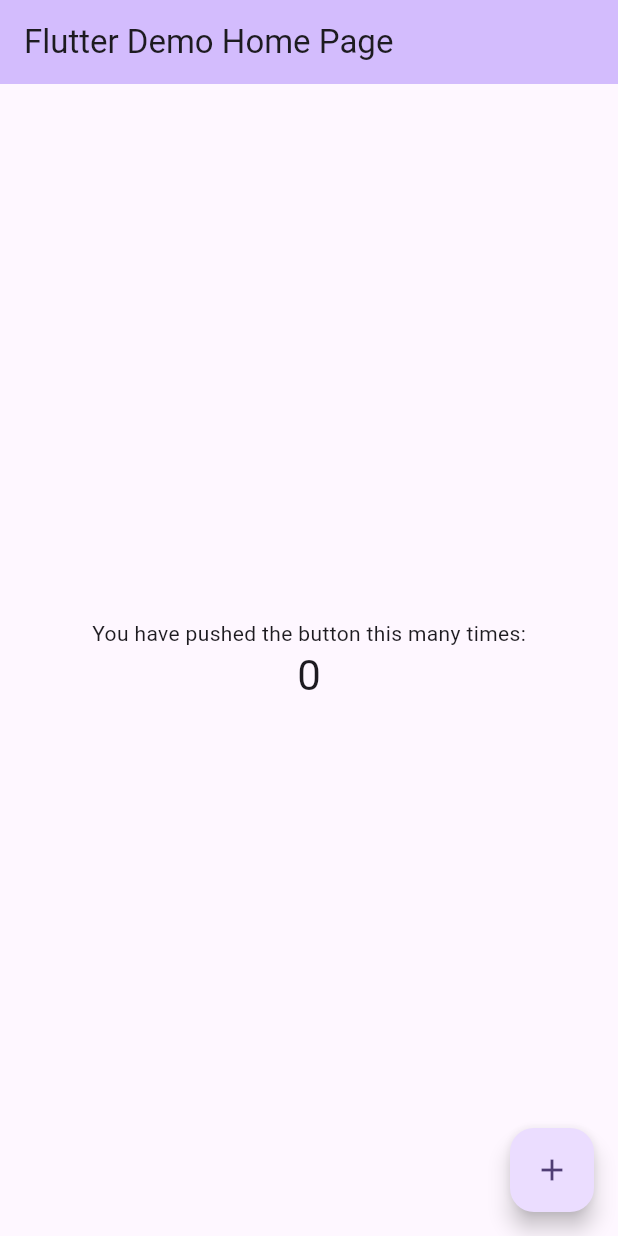
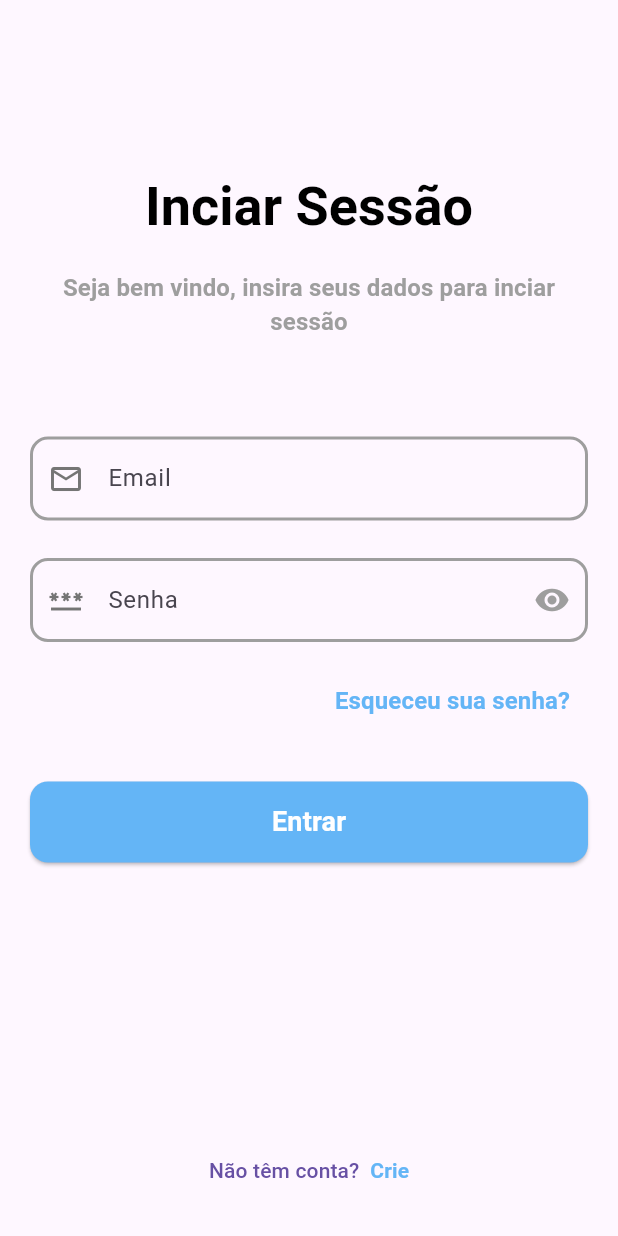
Before and after one commit to NurdineBacar/ferramenta_pro, a Flutter app: the screen it shows after launch, on a phone screen of 412 x 824 dp. Run offline on Flutter 3.47's test engine with Material 3 defaults, Android fonts, the phone set to English and light mode, and no system bars.

Commit message:
first sscreen

```diff
--- /dev/null
+++ b/lib/app.dart
@@ -0,0 +1,12 @@
+import 'package:flutter/material.dart';
+import 'package:project/features/auth/screens/sign_in.dart';
+import 'package:project/utils/theme/theme.dart';
+
+class App extends StatelessWidget {
+  const App({super.key});
+
+  @override
+  Widget build(BuildContext context) {
+    return MaterialApp(theme: AppTheme.lightTheme, home: SignInScreen());
+  }
+}
--- /dev/null
+++ b/lib/features/auth/screens/sign_in.dart
@@ -0,0 +1,136 @@
+import 'package:flutter/material.dart';
+import 'package:project/utils/constants/colors.dart';
+import 'package:project/utils/constants/sizes.dart';
+import 'package:project/utils/constants/text_string.dart';
+import 'package:project/utils/helpers/function_helpers.dart';
+
+class SignInScreen extends StatelessWidget {
+  const SignInScreen({super.key});
+
+  @override
+  Widget build(BuildContext context) {
+    return Scaffold(
+      body: SafeArea(
+        minimum: const EdgeInsets.symmetric(horizontal: 20),
+        child: Column(
+          children: [
+            // Conteúdo principal rolável
+            Expanded(
+              child: SingleChildScrollView(
+                child: Column(
+                  children: [
+                    const SizedBox(height: 115),
+                    Text(
+                      AppTextConst.signInTitle1,
+                      style: Theme.of(context).textTheme.headlineLarge,
+                    ),
+                    const SizedBox(height: 20),
+                    Text(
+                      AppTextConst.signInSubTitle1,
+                      style: Theme.of(context).textTheme.titleSmall,
+                      textAlign: TextAlign.center,
+                    ),
+                    const SizedBox(height: 65),
+
+                    // Formulário
+                    Form(
+                      child: Column(
+                        children: [
+                          TextFormField(
+                            decoration: const InputDecoration(
+                              prefixIcon: Icon(Icons.email_outlined),
+                              labelText: "Email",
+                              prefixText: "| ",
+                              hintText: "Insira seu email",
+                            ),
+                          ),
+                          const SizedBox(height: 25),
+                          TextFormField(
+                            decoration: InputDecoration(
+                              prefixIcon: const Icon(Icons.password),
+                              suffixIcon: IconButton(
+                                onPressed: () {},
+                                icon: const Icon(Icons.remove_red_eye_rounded),
+                              ),
+                              labelText: "Senha",
+                              prefixText: "| ",
+                              hintText: "Insira sua senha",
+                            ),
+                          ),
+                          const SizedBox(height: 15),
+                          Align(
+                            alignment: Alignment.centerRight,
+                            child: TextButton(
+                              onPressed: () {},
+                              child: Text(
+                                AppTextConst.signInForgetPassword,
+                                style: TextStyle(
+                                  color: AppColors.primary,
+                                  fontWeight: FontWeight.w600,
+                                  fontSize: AppSizes.fontSizeMd,
+                                ),
+                              ),
+                            ),
+                          ),
+                          const SizedBox(height: 30),
+                          SizedBox(
+                            width: Helpers.screenWidth(context),
+                            child: ElevatedButton(
+                              onPressed: () {},
+                              style: ElevatedButton.styleFrom(
+                                backgroundColor: AppColors.primary,
+                                padding: const EdgeInsets.symmetric(
+                                  vertical: 14,
+                                ),
+                                shape: RoundedRectangleBorder(
+                                  borderRadius: BorderRadius.circular(12),
+                                ),
+                              ),
+                              child: const Text(
+                                "Entrar",
+                                style: TextStyle(
+                                  fontSize: AppSizes.fontSizeLg,
+                                  fontWeight: FontWeight.bold,
+                                  color: Colors.white,
+                                ),
+                              ),
+                            ),
+                          ),
+                          const SizedBox(height: 20),
+                        ],
+                      ),
+                    ),
+                  ],
+                ),
+              ),
+            ),
+
+            // Footer fixo com botão único
+            Padding(
+              padding: const EdgeInsets.only(bottom: 20),
+              child: TextButton(
+                onPressed: () {
+                  // Ação de criar conta
+                },
+                child: Text.rich(
+                  TextSpan(
+                    text: AppTextConst.signInDontHaveAccount + ' ',
+                    children: [
+                      TextSpan(
+                        text: AppTextConst.signInCreate,
+                        style: TextStyle(
+                          fontWeight: FontWeight.bold,
+                          color: AppColors.primary,
+                        ),
+                      ),
+                    ],
+                  ),
+                ),
+              ),
+            ),
+          ],
+        ),
+      ),
+    );
+  }
+}
--- a/lib/main.dart
+++ b/lib/main.dart
@@ -1,122 +1,6 @@
 import 'package:flutter/material.dart';
+import 'package:project/app.dart';
 
 void main() {
-  runApp(const MyApp());
+  runApp(App());
 }
-
-class MyApp extends StatelessWidget {
-  const MyApp({super.key});
-
-  // This widget is the root of your application.
-  @override
-  Widget build(BuildContext context) {
-    return MaterialApp(
-      title: 'Flutter Demo',
-      theme: ThemeData(
-        // This is the theme of your application.
-        //
-        // TRY THIS: Try running your application with "flutter run". You'll see
-        // the application has a purple toolbar. Then, without quitting the app,
-        // try changing the seedColor in the colorScheme below to Colors.green
-        // and then invoke "hot reload" (save your changes or press the "hot
-        // reload" button in a Flutter-supported IDE, or press "r" if you used
-        // the command line to start the app).
-        //
-        // Notice that the counter didn't reset back to zero; the application
-        // state is not lost during the reload. To reset the state, use hot
-        // restart instead.
-        //
-        // This works for code too, not just values: Most code changes can be
-        // tested with just a hot reload.
-        colorScheme: ColorScheme.fromSeed(seedColor: Colors.deepPurple),
-      ),
-      home: const MyHomePage(title: 'Flutter Demo Home Page'),
-    );
-  }
-}
-
-class MyHomePage extends StatefulWidget {
-  const MyHomePage({super.key, required this.title});
-
-  // This widget is the home page of your application. It is stateful, meaning
-  // that it has a State object (defined below) that contains fields that affect
-  // how it looks.
-
-  // This class is the configuration for the state. It holds the values (in this
-  // case the title) provided by the parent (in this case the App widget) and
-  // used by the build method of the State. Fields in a Widget subclass are
-  // always marked "final".
-
-  final String title;
-
-  @override
-  State<MyHomePage> createState() => _MyHomePageState();
-}
-
-class _MyHomePageState extends State<MyHomePage> {
-  int _counter = 0;
-
-  void _incrementCounter() {
-    setState(() {
-      // This call to setState tells the Flutter framework that something has
-      // changed in this State, which causes it to rerun the build method below
-      // so that the display can reflect the updated values. If we changed
-      // _counter without calling setState(), then the build method would not be
-      // called again, and so nothing would appear to happen.
-      _counter++;
-    });
-  }
-
-  @override
-  Widget build(BuildContext context) {
-    // This method is rerun every time setState is called, for instance as done
-    // by the _incrementCounter method above.
-    //
-    // The Flutter framework has been optimized to make rerunning build methods
-    // fast, so that you can just rebuild anything that needs updating rather
-    // than having to individually change instances of widgets.
-    return Scaffold(
-      appBar: AppBar(
-        // TRY THIS: Try changing the color here to a specific color (to
-        // Colors.amber, perhaps?) and trigger a hot reload to see the AppBar
-        // change color while the other colors stay the same.
-        backgroundColor: Theme.of(context).colorScheme.inversePrimary,
-        // Here we take the value from the MyHomePage object that was created by
-        // the App.build method, and use it to set our appbar title.
-        title: Text(widget.title),
-      ),
-      body: Center(
-        // Center is a layout widget. It takes a single child and positions it
-        // in the middle of the parent.
-        child: Column(
-          // Column is also a layout widget. It takes a list of children and
-          // arranges them vertically. By default, it sizes itself to fit its
-          // children horizontally, and tries to be as tall as its parent.
-          //
-          // Column has various properties to control how it sizes itself and
-          // how it positions its children. Here we use mainAxisAlignment to
-          // center the children vertically; the main axis here is the vertical
-          // axis because Columns are vertical (the cross axis would be
-          // horizontal).
-          //
-          // TRY THIS: Invoke "debug painting" (choose the "Toggle Debug Paint"
-          // action in the IDE, or press "p" in the console), to see the
-          // wireframe for each widget.
-          mainAxisAlignment: MainAxisAlignment.center,
-          children: <Widget>[
-            const Text('You have pushed the button this many times:'),
-            Text(
-              '$_counter',
-              style: Theme.of(context).textTheme.headlineMedium,
-            ),
-          ],
-        ),
-      ),
-      floatingActionButton: FloatingActionButton(
-        onPressed: _incrementCounter,
-        tooltip: 'Increment',
-        child: const Icon(Icons.add),
-      ), // This trailing comma makes auto-formatting nicer for build methods.
-    );
-  }
-}
--- /dev/null
+++ b/lib/utils/constants/colors.dart
@@ -0,0 +1,49 @@
+import 'package:flutter/material.dart';
+
+// This class conains all the class tha will be sued on the aplication
+class AppColors {
+  AppColors._();
+
+  // App BAsic colors
+  static Color? primary = Colors.blue[300];
+  static Color secondary = Colors.blue;
+  static Color? accent = Colors.brown[300];
+
+  // Text Colors
+  static const Color textPrimary = Colors.black;
+  static const Color textSecondary = Colors.grey;
+  static const Color textWhite = Colors.white;
+
+  // BackgoundColors
+  static const Color light = Colors.white;
+  static const Color dark = Colors.black;
+  static const Color primaryBackground = Colors.white;
+
+  // Background Container colors
+  static const Color lightContainer = Colors.white;
+  static Color darkContainer = Colors.white.withOpacity(0.1);
+
+  // BUtton Colors
+  // static const Color buttonPrimary = AppColors.primary;
+  // static const Color buttonSecondry = AppColors.secondary;
+  static Color? buttonDisable = Colors.grey[400];
+
+  // Border Colors
+  static Color? borderPrimary = Colors.grey[600];
+  static Color? borderSecondary = Colors.grey[400];
+
+  // Error and Validadtions Colors
+  static const Color error = Colors.redAccent;
+  static const Color success = Colors.lightGreenAccent;
+  static const Color warning = Colors.amberAccent;
+  static const Color info = Colors.blueAccent;
+
+  // Neutral Shades
+  static const Color black = Color(0xFF232323);
+  static Color darkerGrey = Colors.grey.shade800;
+  static Color darkGrey = Colors.grey.shade700;
+  static const Color grey = Colors.grey;
+  static Color softGrey = Colors.grey.shade400;
+  static Color lightGrey = Colors.grey.shade300;
+  static const Color white = Colors.white;
+}
--- /dev/null
+++ b/lib/utils/constants/sizes.dart
@@ -0,0 +1,77 @@
+// This class contains all the sizes tha will be used in the apliations
+
+class AppSizes {
+  AppSizes._();
+
+  // Padding and margin sizes
+  static const double xs = 4.0;
+  static const double sm = 8.0;
+  static const double md = 16.0;
+  static const double lg = 24.0;
+  static const double xl = 32.0;
+
+  // Icons sizes
+  static const double iconXs = 12.0;
+  static const double iconSm = 16.0;
+  static const double iconMd = 24.0;
+  static const double iconLg = 32.0;
+  static const double iconXl = 44.0;
+
+  // Font Sizes
+  static const double fontSizeXs = 8.0;
+  static const double fontSizeSm = 14.0;
+  static const double fontSizeMd = 16.0;
+  static const double fontSizeLg = 18.0;
+  static const double fontSizeXL = 24.0;
+
+  // Button sizes
+  static const double buttonHeigth = 18.0;
+  static const double buttonWidth = 120.0;
+  static const double buttonRadius = 12.0;
+  static const double buttonElevation = 4.0;
+
+  // Appbar heigth
+  static const double appBarHeigth = 56.0;
+
+  // Images sizes
+  static const double imageThumbSize = 80.0;
+
+  // Default spacing between sections
+  static const double defaultSpace = 24.0;
+  static const double sapceBetweenItems = 16.0;
+  static const double spaceBetweenSections = 32;
+
+  // Border Radius
+  static const double borderRadiusSm = 4.0;
+  static const double borderRadiusMd = 8.0;
+  static const double borderRadiusLg = 12.0;
+  static const double borderRadiusXl = 16.0;
+
+  // Divider heigth
+  static const double dividerHeigth = 1.0;
+
+  // Input field
+  static const double inputFieldsRadius = 12.0;
+  static const double spaceBetweeenFields = 16.0;
+
+  // Produc item dimentions
+  static const double productImageSize = 120.0;
+  static const double productImageRaius = 16.0;
+  static const double productImageHeigth = 160.0;
+
+  // Card sizes
+  static const double cardRadiusXs = 6.0;
+  static const double cardRadiusSm = 10.0;
+  static const double cardRadiusMd = 12.0;
+  static const double cardRadiusLg = 16.0;
+  static const double cardElevetion = 2.0;
+
+  // Image caroussel heigth
+  static const double imageCarousselHeigth = 200.0;
+
+  // Loading indicator heigth
+  static const double loadingIdicatorSize = 16.0;
+
+  // grid view Spacing
+  static const double gridViewSpacing = 16.0;
+}
--- /dev/null
+++ b/lib/utils/constants/text_string.dart
@@ -0,0 +1,16 @@
+class AppTextConst {
+  AppTextConst._();
+
+  // Sign-In
+  static const String signInTitle1 = "Inciar Sessão";
+  static const String signInSubTitle1 =
+      "Seja bem vindo, insira seus dados para inciar sessão";
+  static const String signInForgetPassword = "Esqueceu sua senha?";
+  static const String signInDontHaveAccount = "Não têm conta? ";
+  static const String signInCreate = "Crie";
+
+  // Sign-Up
+  static const String signUpTitle1 = "Criar Conta";
+  static const String signUpSubTitle1 =
+      "Seja bem vindo, preencha os campos para criar a sua conta";
+}
--- /dev/null
+++ b/lib/utils/helpers/function_helpers.dart
@@ -0,0 +1,13 @@
+import 'package:flutter/widgets.dart';
+
+class Helpers {
+  Helpers._();
+
+  static double screenWidth(BuildContext context) {
+    return MediaQuery.of(context).size.width;
+  }
+
+  static Size size(BuildContext context) {
+    return MediaQuery.of(context).size;
+  }
+}
--- /dev/null
+++ b/lib/utils/theme/text/text_theme.dart
@@ -0,0 +1,28 @@
+import 'package:flutter/material.dart';
+
+class AppTextTheme {
+  AppTextTheme._();
+
+  static TextTheme lightTextTheme = const TextTheme(
+    headlineLarge: TextStyle(
+      fontSize: 36,
+      fontWeight: FontWeight.bold,
+      color: Colors.black,
+    ),
+    headlineMedium: TextStyle(
+      fontSize: 24,
+      fontWeight: FontWeight.bold,
+      color: Colors.black,
+    ),
+    headlineSmall: TextStyle(
+      fontSize: 16,
+      fontWeight: FontWeight.w600,
+      color: Colors.black,
+    ),
+    titleSmall: TextStyle(
+      fontSize: 16,
+      color: Colors.grey,
+      fontWeight: FontWeight.w600,
+    ),
+  );
+}
--- /dev/null
+++ b/lib/utils/theme/textfiled/textfiledTheme.dart
@@ -0,0 +1,31 @@
+import 'package:flutter/material.dart';
+
+class AppTextfiledTheme {
+  AppTextfiledTheme._();
+
+  static InputDecorationTheme inputLight = InputDecorationTheme(
+    errorMaxLines: 3,
+    prefixIconColor: Colors.grey.shade600,
+    suffixIconColor: Colors.grey.shade500,
+    border: OutlineInputBorder().copyWith(
+      borderRadius: BorderRadius.circular(12),
+      borderSide: BorderSide(width: 2, color: Colors.grey),
+    ),
+    enabledBorder: OutlineInputBorder().copyWith(
+      borderRadius: BorderRadius.circular(12),
+      borderSide: BorderSide(width: 2, color: Colors.grey),
+    ),
+    focusedBorder: OutlineInputBorder().copyWith(
+      borderRadius: BorderRadius.circular(12),
+      borderSide: BorderSide(width: 2, color: Colors.blue.shade300),
+    ),
+    errorBorder: OutlineInputBorder().copyWith(
+      borderRadius: BorderRadius.circular(12),
+      borderSide: BorderSide(width: 2, color: Colors.red),
+    ),
+    focusedErrorBorder: OutlineInputBorder().copyWith(
+      borderRadius: BorderRadius.circular(12),
+      borderSide: BorderSide(width: 2, color: Colors.amber.shade300),
+    ),
+  );
+}
--- /dev/null
+++ b/lib/utils/theme/theme.dart
@@ -0,0 +1,12 @@
+import 'package:flutter/material.dart';
+import 'package:project/utils/theme/text/text_theme.dart';
+import 'package:project/utils/theme/textfiled/textfiledTheme.dart';
+
+class AppTheme {
+  AppTheme._();
+
+  static ThemeData lightTheme = ThemeData(
+    inputDecorationTheme: AppTextfiledTheme.inputLight,
+    textTheme: AppTextTheme.lightTextTheme,
+  );
+}
```
Also changed, not shown: 1 other file.
